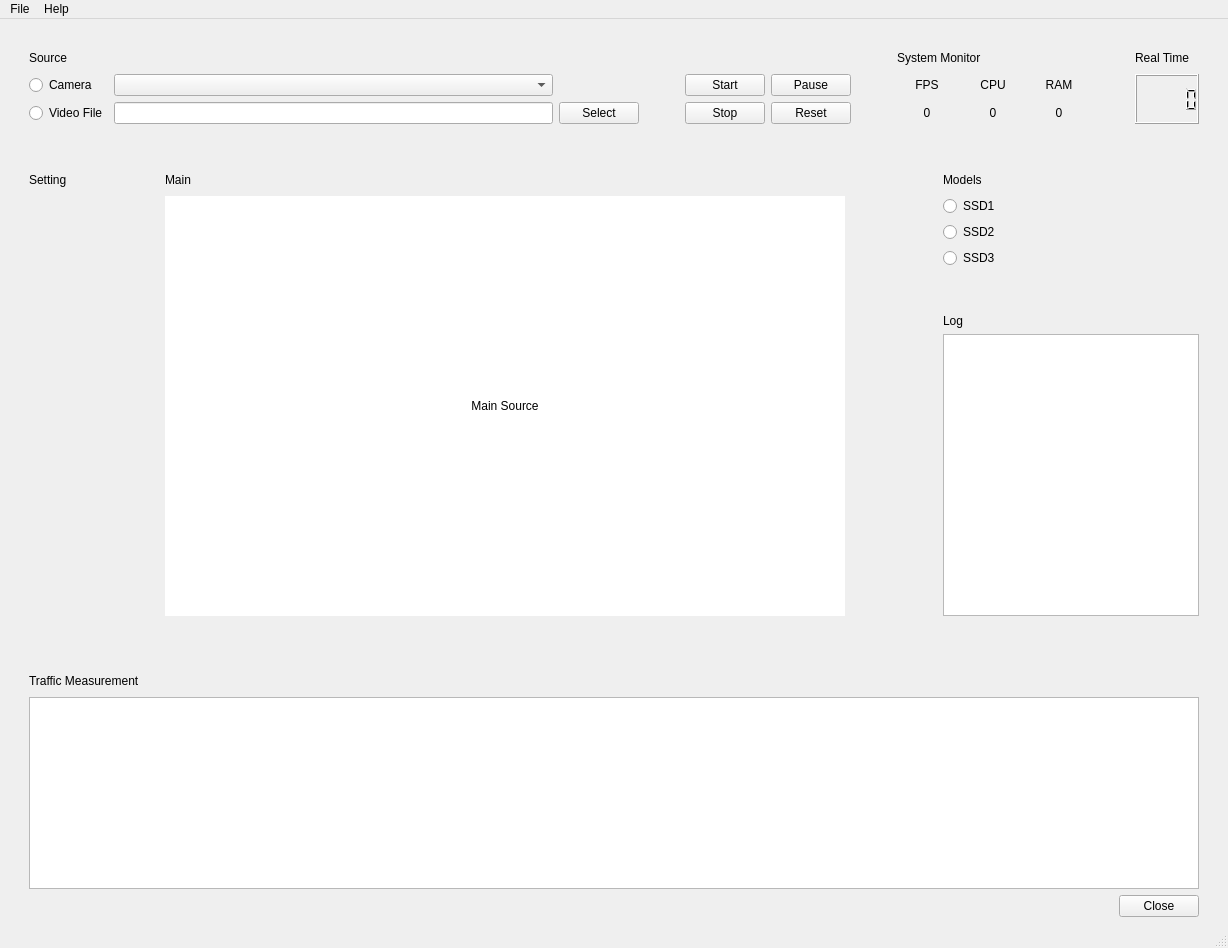
Qt form MainUI.ui (haiphamcoder/Vehicle-Detection-Tensorflow) before a commit.
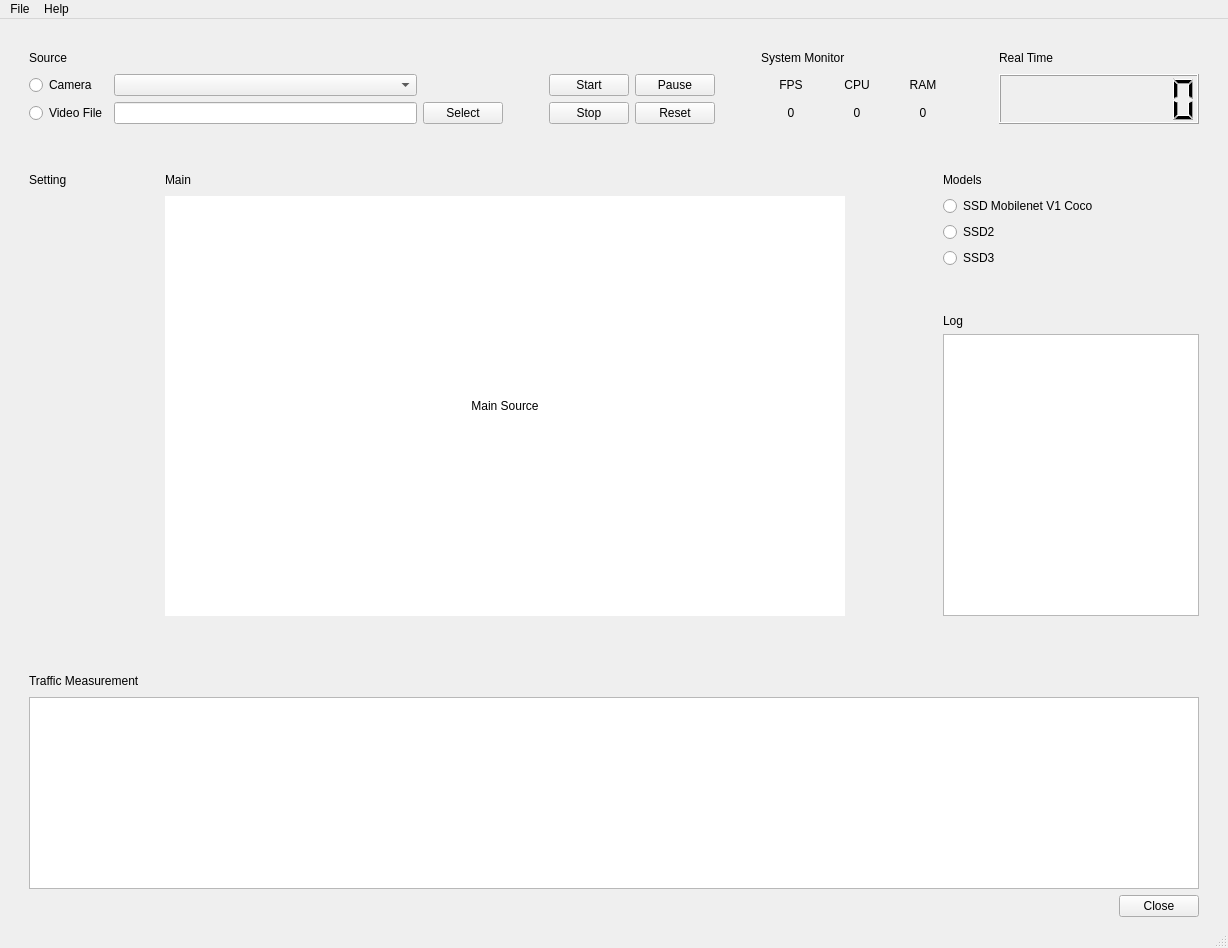
The same form after that commit.

The edit to the form file:
```diff
--- a/MainUI.ui
+++ b/MainUI.ui
@@ -377,7 +377,26 @@
        </spacer>
       </item>
       <item row="1" column="5">
-       <widget class="QLCDNumber" name="lcdNumber"/>
+       <widget class="QLCDNumber" name="lcdTime">
+        <property name="minimumSize">
+         <size>
+          <width>200</width>
+          <height>0</height>
+         </size>
+        </property>
+        <property name="layoutDirection">
+         <enum>Qt::LeftToRight</enum>
+        </property>
+        <property name="autoFillBackground">
+         <bool>false</bool>
+        </property>
+        <property name="digitCount">
+         <number>8</number>
+        </property>
+        <property name="mode">
+         <enum>QLCDNumber::Dec</enum>
+        </property>
+       </widget>
       </item>
      </layout>
     </item>
@@ -471,7 +490,7 @@
           <item>
            <widget class="QRadioButton" name="radioButton_3">
             <property name="text">
-             <string>SSD1</string>
+             <string>SSD Mobilenet V1 Coco</string>
             </property>
            </widget>
           </item>
```
Left out of the diff: 26 changed lines with no effect on the pictures.
